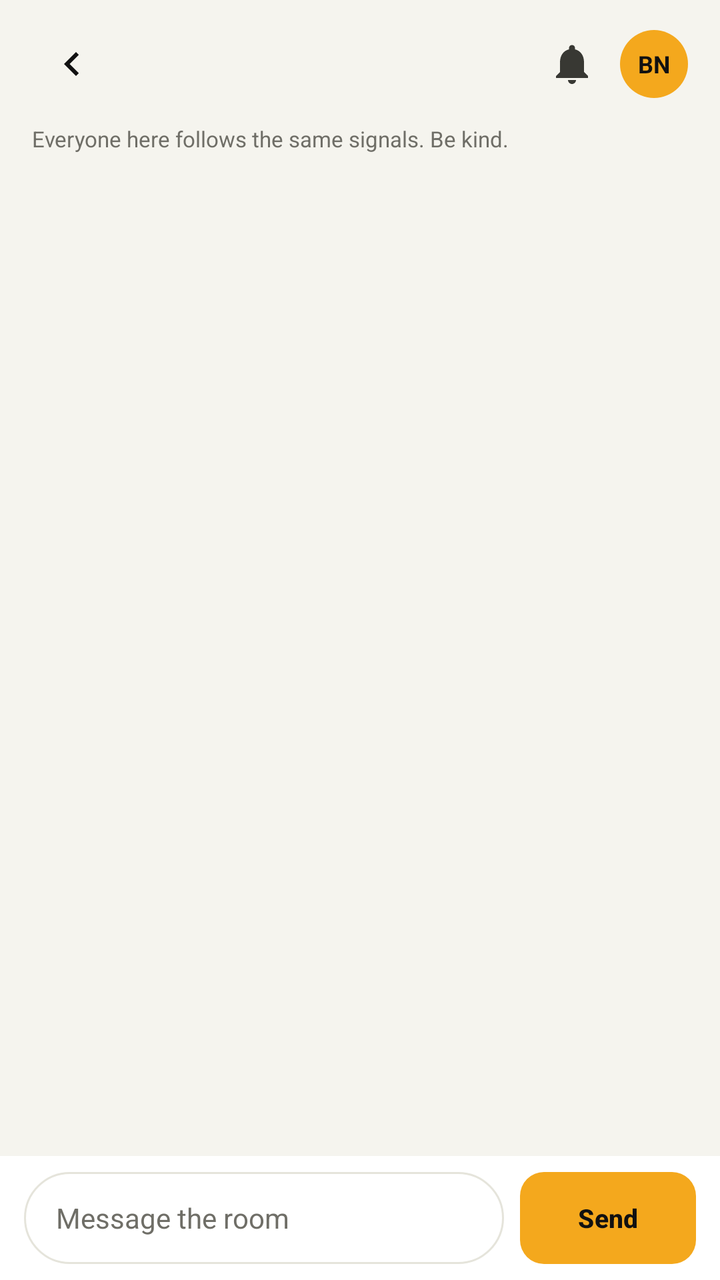
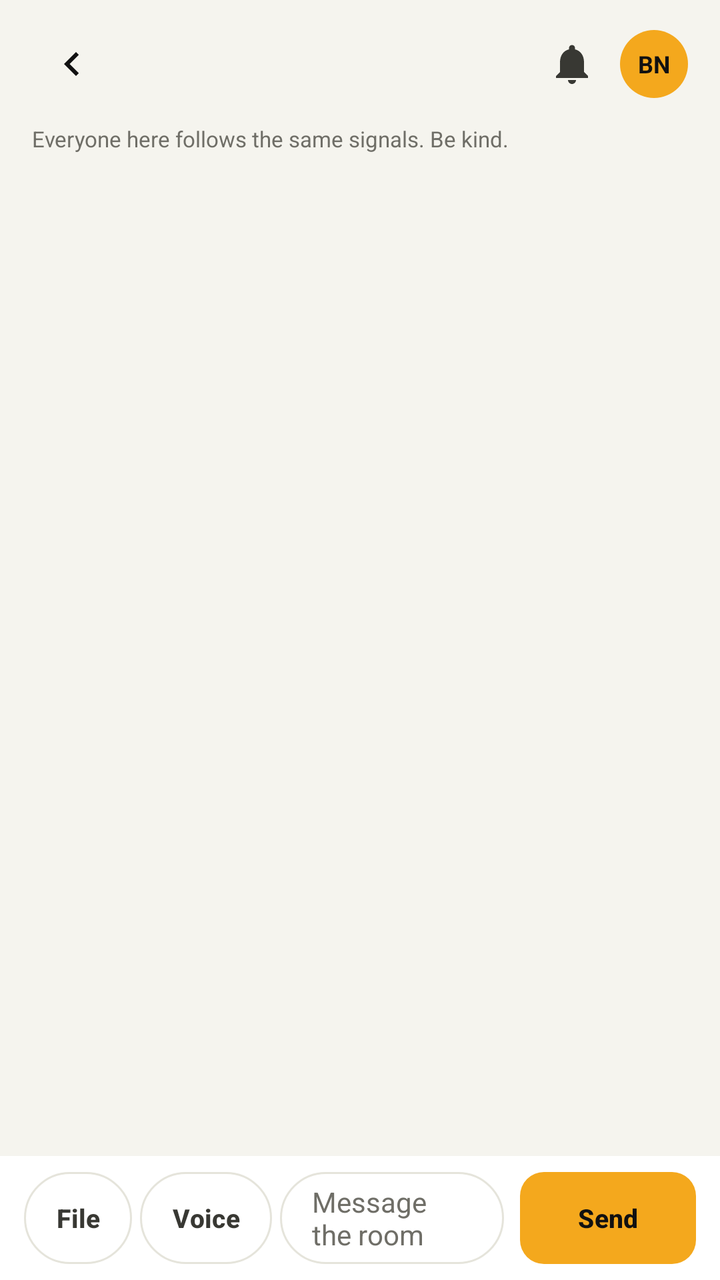

Before-and-after screenshots of an Android layout around one commit, followed by the original layout XML and the change that was made.
<!-- AndroidManifest.xml: application theme Theme.ATG -->
<!-- res/layout/activity_room_detail.xml -->
<?xml version="1.0" encoding="utf-8"?>
<LinearLayout xmlns:android="http://schemas.android.com/apk/res/android"
    android:layout_width="match_parent"
    android:layout_height="match_parent"
    android:background="@color/bg"
    android:orientation="vertical">

    <include layout="@layout/view_header" />

    <TextView
        android:id="@+id/tvRoomInfo"
        android:layout_width="match_parent"
        android:layout_height="wrap_content"
        android:paddingStart="@dimen/screen_pad"
        android:paddingEnd="@dimen/screen_pad"
        android:paddingBottom="6dp"
        android:text="Everyone here follows the same signals. Be kind."
        android:textColor="@color/muted"
        android:textSize="11sp" />

    <com.google.android.material.button.MaterialButton
        android:id="@+id/btnThreadStatus"
        style="@style/Widget.ATG.Chip"
        android:layout_width="wrap_content"
        android:layout_height="40dp"
        android:layout_marginStart="@dimen/screen_pad"
        android:layout_marginBottom="6dp"
        android:text="Close conversation"
        android:visibility="gone" />

    <com.google.android.material.button.MaterialButton
        android:id="@+id/btnStartNewThread"
        style="@style/Widget.ATG.Button.Small"
        android:layout_width="match_parent"
        android:layout_height="wrap_content"
        android:layout_marginStart="@dimen/screen_pad"
        android:layout_marginEnd="@dimen/screen_pad"
        android:layout_marginBottom="6dp"
        android:text="Start a new chat"
        android:visibility="gone" />

    <androidx.recyclerview.widget.RecyclerView
        android:id="@+id/rvMessages"
        android:layout_width="match_parent"
        android:layout_height="0dp"
        android:layout_weight="1"
        android:clipToPadding="false"
        android:paddingBottom="12dp" />

    <LinearLayout
        android:layout_width="match_parent"
        android:layout_height="wrap_content"
        android:background="@color/surface"
        android:gravity="center_vertical"
        android:orientation="horizontal"
        android:paddingStart="12dp"
        android:paddingTop="8dp"
        android:paddingEnd="12dp"
        android:paddingBottom="8dp">

        <EditText
            android:id="@+id/etMessage"
            android:layout_width="0dp"
            android:layout_height="46dp"
            android:layout_weight="1"
            android:background="@drawable/bg_chat_input"
            android:hint="Message the room"
            android:inputType="textCapSentences|textMultiLine"
            android:maxLines="4"
            android:paddingStart="16dp"
            android:paddingEnd="16dp"
            android:textColor="@color/ink"
            android:textColorHint="@color/muted"
            android:textSize="14sp" />

        <com.google.android.material.button.MaterialButton
            android:id="@+id/btnSend"
            style="@style/Widget.ATG.Button.Small"
            android:layout_width="wrap_content"
            android:layout_height="46dp"
            android:layout_marginStart="8dp"
            android:text="Send" />
    </LinearLayout>
</LinearLayout>
<!-- res/layout/view_header.xml (included above) -->
<?xml version="1.0" encoding="utf-8"?>
<LinearLayout xmlns:android="http://schemas.android.com/apk/res/android"
    xmlns:app="http://schemas.android.com/apk/res-auto"
    android:layout_width="match_parent"
    android:layout_height="wrap_content"
    android:orientation="horizontal"
    android:gravity="center_vertical"
    android:paddingStart="@dimen/screen_pad"
    android:paddingEnd="@dimen/screen_pad"
    android:paddingTop="12dp"
    android:paddingBottom="10dp">

    <ImageButton
        android:id="@+id/btnBack"
        android:layout_width="40dp"
        android:layout_height="40dp"
        android:background="?attr/selectableItemBackgroundBorderless"
        android:contentDescription="@string/back"
        android:padding="8dp"
        android:src="@drawable/ic_back"
        app:tint="@color/ink" />

    <TextView
        android:id="@+id/tvHeaderTitle"
        android:layout_width="0dp"
        android:layout_height="wrap_content"
        android:layout_weight="1"
        android:layout_marginStart="6dp"
        android:textSize="17sp"
        android:textStyle="bold"
        android:textColor="@color/ink" />

    <ImageButton
        android:id="@+id/btnBell"
        android:layout_width="40dp"
        android:layout_height="40dp"
        android:background="?attr/selectableItemBackgroundBorderless"
        android:contentDescription="Notifications"
        android:padding="9dp"
        android:src="@drawable/ic_bell"
        app:tint="@color/ink_soft" />

    <TextView
        android:id="@+id/tvHeaderAvatar"
        android:layout_width="34dp"
        android:layout_height="34dp"
        android:layout_marginStart="4dp"
        android:background="@drawable/bg_avatar"
        android:gravity="center"
        android:text="BN"
        android:textColor="@color/ink"
        android:textSize="12sp"
        android:textStyle="bold" />
</LinearLayout>
<!-- resources referenced by this layout -->
<resources>
  <color name="bg">#F5F4EE</color>
  <color name="ink">#111111</color>
  <color name="ink_soft">#383833</color>
  <color name="muted">#6F6E67</color>
  <color name="surface">#FFFFFF</color>
  <dimen name="screen_pad">16dp</dimen>
  <!-- drawable bg_avatar (drawable) -->
  <?xml version="1.0" encoding="utf-8"?>
  <shape xmlns:android="http://schemas.android.com/apk/res/android" android:shape="oval">
      <solid android:color="@color/primary" />
  </shape>
  <!-- drawable bg_chat_input (drawable) -->
  <?xml version="1.0" encoding="utf-8"?>
  <shape xmlns:android="http://schemas.android.com/apk/res/android" android:shape="rectangle">
      <solid android:color="@color/surface" />
      <corners android:radius="24dp" />
      <stroke android:width="1dp" android:color="@color/stroke" />
  </shape>
  <!-- drawable ic_back (drawable) -->
  <vector xmlns:android="http://schemas.android.com/apk/res/android"
      android:width="24dp" android:height="24dp"
      android:viewportWidth="24" android:viewportHeight="24"
      android:tint="@color/ink">
      <path android:fillColor="#FF000000"
          android:pathData="M15.41,7.41L14,6l-6,6 6,6 1.41,-1.41L10.83,12z" />
  </vector>
  <!-- drawable ic_bell (drawable) -->
  <vector xmlns:android="http://schemas.android.com/apk/res/android"
      android:width="24dp" android:height="24dp"
      android:viewportWidth="24" android:viewportHeight="24"
      android:tint="@color/ink">
      <path android:fillColor="#FF000000"
          android:pathData="M12,22c1.1,0 2,-0.9 2,-2h-4c0,1.1 0.89,2 2,2zM18,16v-5c0,-3.07 -1.64,-5.64 -4.5,-6.32V4c0,-0.83 -0.67,-1.5 -1.5,-1.5s-1.5,0.67 -1.5,1.5v0.68C7.63,5.36 6,7.92 6,11v5l-2,2v1h16v-1z" />
  </vector>
  <string name="back">Back</string>
  <style name="Widget.ATG.Button.Small" parent="Widget.ATG.Button">
          <item name="android:textSize">13sp</item>
          <item name="cornerRadius">12dp</item>
          <item name="android:minHeight">40dp</item>
          <item name="android:paddingLeft">14dp</item>
          <item name="android:paddingRight">14dp</item>
      </style>
  <color name="primary">#F4A81D</color>
  <color name="stroke">#E5E4DB</color>
  <style name="Widget.ATG.Button" parent="Widget.Material3.Button">
          <item name="backgroundTint">@color/primary</item>
          <item name="android:textColor">@color/ink</item>
          <item name="android:textSize">16sp</item>
          <item name="android:textStyle">bold</item>
          <item name="android:letterSpacing">0.01</item>
          <item name="cornerRadius">16dp</item>
          <item name="android:minHeight">@dimen/button_height</item>
          <item name="android:insetTop">0dp</item>
          <item name="android:insetBottom">0dp</item>
          <item name="android:paddingLeft">20dp</item>
          <item name="android:paddingRight">20dp</item>
          <item name="rippleColor">#26000000</item>
          <item name="elevation">0dp</item>
      </style>
  <color name="gold">#8A6A1F</color>
  <color name="white">#FFFFFF</color>
  <style name="Theme.ATG.BottomSheet" parent="ThemeOverlay.Material3.BottomSheetDialog">
          <item name="android:colorBackground">@color/surface</item>
          <item name="colorSurface">@color/surface</item>
          <item name="android:navigationBarColor">@color/surface</item>
      </style>
  <style name="Theme.ATG.Dialog" parent="ThemeOverlay.Material3.MaterialAlertDialog">
          <item name="colorSurface">@color/surface</item>
          <item name="colorOnSurface">@color/ink</item>
          <item name="android:colorBackground">@color/surface</item>
      </style>
  <dimen name="button_height">54dp</dimen>
  <!-- unchanged entries left out for length: 2 -->
</resources>

<!-- the commit's change to res/layout/activity_room_detail.xml (unified diff, before → after) -->
@@ -28,17 +28,6 @@
         android:text="Close conversation"
         android:visibility="gone" />
 
-    <com.google.android.material.button.MaterialButton
-        android:id="@+id/btnStartNewThread"
-        style="@style/Widget.ATG.Button.Small"
-        android:layout_width="match_parent"
-        android:layout_height="wrap_content"
-        android:layout_marginStart="@dimen/screen_pad"
-        android:layout_marginEnd="@dimen/screen_pad"
-        android:layout_marginBottom="6dp"
-        android:text="Start a new chat"
-        android:visibility="gone" />
-
     <androidx.recyclerview.widget.RecyclerView
         android:id="@+id/rvMessages"
         android:layout_width="match_parent"
@@ -58,11 +47,27 @@
         android:paddingEnd="12dp"
         android:paddingBottom="8dp">
 
+        <com.google.android.material.button.MaterialButton
+            android:id="@+id/btnAttach"
+            style="@style/Widget.ATG.Chip"
+            android:layout_width="wrap_content"
+            android:layout_height="46dp"
+            android:text="File" />
+
+        <com.google.android.material.button.MaterialButton
+            android:id="@+id/btnVoice"
+            style="@style/Widget.ATG.Chip"
+            android:layout_width="wrap_content"
+            android:layout_height="46dp"
+            android:layout_marginStart="4dp"
+            android:text="Voice" />
+
         <EditText
             android:id="@+id/etMessage"
             android:layout_width="0dp"
             android:layout_height="46dp"
             android:layout_weight="1"
+            android:layout_marginStart="4dp"
             android:background="@drawable/bg_chat_input"
             android:hint="Message the room"
             android:inputType="textCapSentences|textMultiLine"
